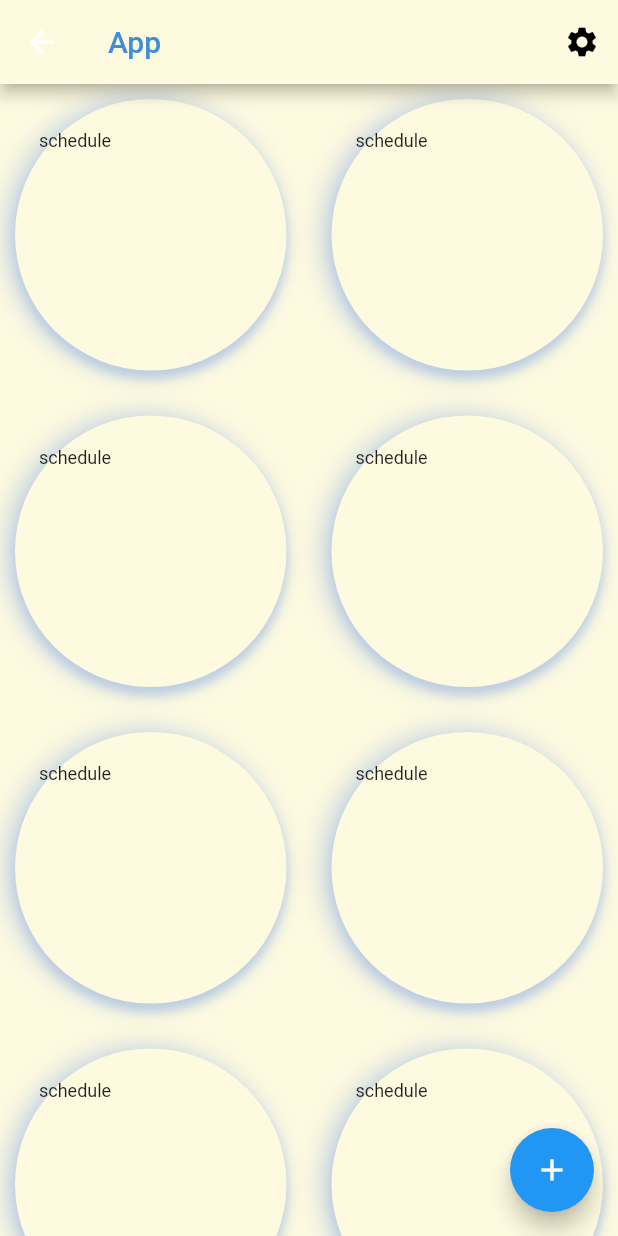
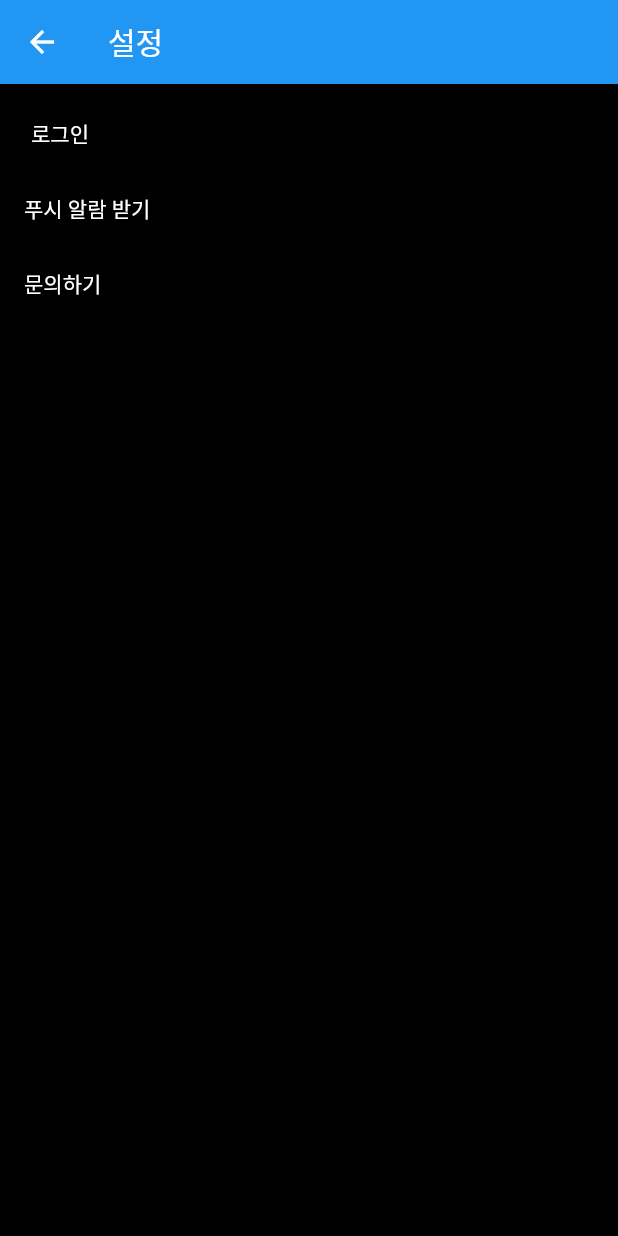
Before and after one commit to bgwbgw100/soloDiary, a Flutter app: the Home screen opened directly, after a tap on the "settings" icon, on a phone screen of 412 x 824 dp. Run offline on Flutter 3.47's test engine with Material 2 defaults, Android fonts, the phone set to English and light mode, and no system bars; missing offline and left inert: dart:ffi.

Commit message:
셜졍화면 + 로그인팝업

```diff
--- a/lib/homeview/homeView.dart
+++ b/lib/homeview/homeView.dart
@@ -1,5 +1,6 @@
 import 'package:flutter/material.dart';
 import 'package:solodiary/commonStaticVariable.dart';
+import 'package:solodiary/settingView.dart';
 import 'package:solodiary/util/customColor.dart';
 import 'homeRow.dart';
 import 'package:solodiary/util/customColor.dart';
@@ -18,7 +19,9 @@ class _HomeViewState extends State<HomeView> {
       appBar: AppBar (backgroundColor: Color(CustomColor.appBar),
           title:  Center( child: Text("TILTE",style: TextStyle(color: Colors.black),)),
           actions : [
-            IconButton(icon: Icon(Icons.settings), onPressed: (){} )
+            IconButton(icon: Icon(Icons.settings), onPressed: (){
+
+            } )
           ]
          ),
       body: Container(
--- a/lib/mainTabBarController.dart
+++ b/lib/mainTabBarController.dart
@@ -68,7 +68,7 @@ class _TabPageState extends State<TabPage> with TickerProviderStateMixin {
                 Container(
                   // color: Colors.yellow[200],
                   // alignment: Alignment.center,
-                  child: HomeView() //Home(),
+                  child: Home() //Home(),
                 ),
                 Container(
                   // color: Colors.green[200],
--- a/lib/scheduleView.dart
+++ b/lib/scheduleView.dart
@@ -1,4 +1,5 @@
 import 'package:flutter/material.dart';
+import 'package:solodiary/settingView.dart';
 
 class Home extends StatefulWidget {
   const Home({super.key});
@@ -21,7 +22,10 @@ class _HomeState extends State<Home> {
         title: Text('App', style: TextStyle(color: Color(0xff3e8eda))),
         backgroundColor: Color(0xfffefae0),
         actions: [
-          IconButton(onPressed: (){}, icon: Icon(Icons.settings), color: Colors.black,)
+          IconButton(onPressed: (){
+            print('hihihi');
+            Navigator.push(context, MaterialPageRoute(builder: (context) => SettingView()));
+          }, icon: Icon(Icons.settings), color: Colors.black,)
         ],
       ),
       body: BackGround(),
--- /dev/null
+++ b/lib/settingView.dart
@@ -0,0 +1,48 @@
+import 'package:flutter/material.dart';
+import 'package:solodiary/loginPopupVC.dart';
+
+
+class SettingView extends StatelessWidget {
+  @override
+  Widget build(BuildContext context) {
+    return Scaffold(
+      backgroundColor: Colors.black,
+      appBar: AppBar(title: Text("설정")),
+      body: Center(
+        child: settingListView()
+    )
+    );
+  }
+}
+
+Widget settingListView() {
+  final List<String> entries = <String>['로그인','푸시 알람 받기','문의하기'];
+  final List<int> colorCodes = <int>[600,500,100,200];
+
+  return ListView.builder(
+      padding:const EdgeInsets.all(8),
+      itemCount:entries.length,
+      itemBuilder: (BuildContext context, int index){
+        return Container(
+            height: 50,
+            color: Colors.black,
+            child:Row(
+              children: [
+                TextButton(onPressed: (){
+                  if ( index == 0 ) {
+                    // Navigator.push(context, MaterialPageRoute(builder: (context) => LoginPopupVC()));
+                    showDialog(context: context,
+                               barrierDismissible: true,
+                               builder: (BuildContext context) {
+                                return LoginPopupVC();
+                    }
+
+                    );
+                  }
+                }, child: Text(entries[index],style: TextStyle(color: Colors.white),),),
+              ],
+            )
+        );
+      }
+  );
+}
```
